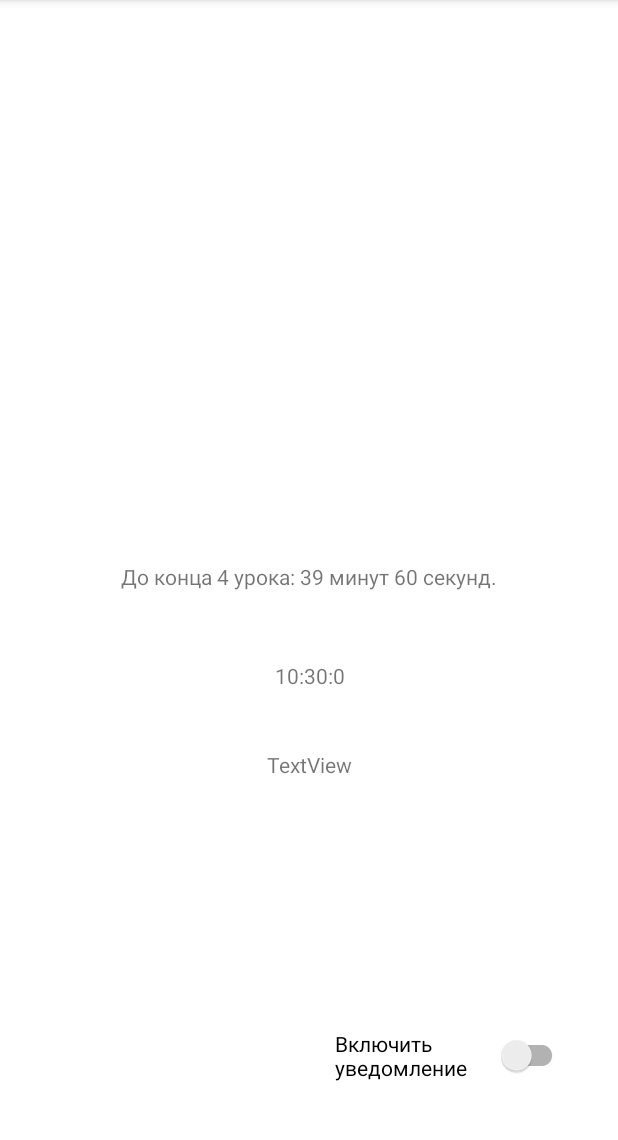
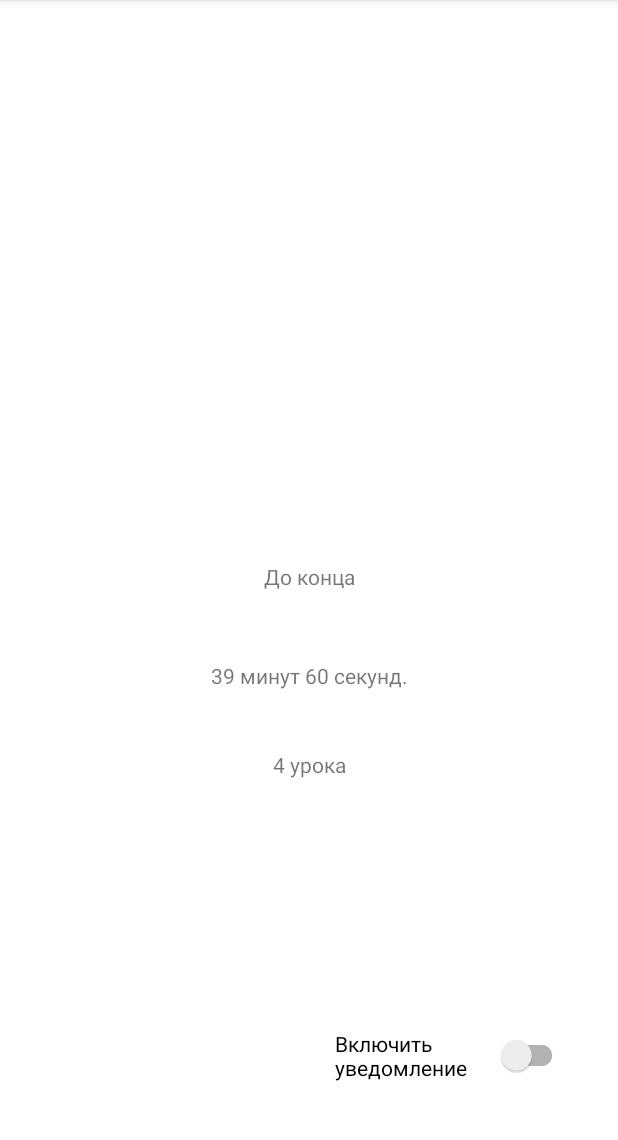
Before and after one commit to mortenlove/TimeProject, an Android app: the screen it shows after launch (MainActivity), on a phone screen of 412 x 824 dp, the part 84-1224 px from its top. Run offline under Robolectric (Android 15) with nearby library versions, the phone set to English and light mode, and no system bars.

Commit message:
Update MainActivity.java

```diff
--- a/app/src/main/java/com/example/timeproject/MainActivity.java
+++ b/app/src/main/java/com/example/timeproject/MainActivity.java
@@ -57,6 +57,8 @@ class LessonsCalc
     Terms terms = new Terms();
 
     public String lefttime;
+    public String lefttime2;
+    public String lefttime3;
     public String title;
     public String mainText;
 
@@ -66,7 +68,10 @@ class LessonsCalc
         {
             if (terms.getTerms(conv.getConvert(startlessonhours[i], startlessonminutes[i]), conv.getConvert(endlessonhour[i], endlessonminutes[i]), conv.getConvert(hour, minutes)))
             {
-                lefttime = "До конца " + numberlesson[i] + " урока: " + (conv.getConvert(endlessonhour[i], endlessonminutes[i]) - 1 - conv.getConvert(hour, minutes)) + " минут " + (60 - seconds) + " секунд.";
+                //lefttime = "До конца " + numberlesson[i] + " урока: " + (conv.getConvert(endlessonhour[i], endlessonminutes[i]) - 1 - conv.getConvert(hour, minutes)) + " минут " + (60 - seconds) + " секунд.";
+                lefttime = "До конца";
+                lefttime2 = (conv.getConvert(endlessonhour[i], endlessonminutes[i]) - 1 - conv.getConvert(hour, minutes)) + " минут " + (60 - seconds) + " секунд.";
+                lefttime3 = numberlesson[i] + " урока";
                 title = "Урок " + numberlesson[i];
                 mainText = "До конца: " + (conv.getConvert(endlessonhour[i], endlessonminutes[i]) - 1 - conv.getConvert(hour, minutes)) + " минут " + (60 - seconds) + " секунд.";
             }
@@ -74,7 +79,11 @@ class LessonsCalc
             {
                 if (terms.getTerms1(conv.getConvert(hour,minutes), conv.getConvert(startlessonhours[i], startlessonminutes[i]), conv.getConvert(endlessonhour[i-1], endlessonminutes[i-1])))
                 {
-                    lefttime = "До конца перемены между " + numberlesson[i-1] + " и " + numberlesson[i]  + " уроками: " + (conv.getConvert(startlessonhours[i] ,startlessonminutes[i]) - conv.getConvert(hour,minutes) - 1) + " минут " + (60 - seconds) + " секунд.";
+                    //lefttime = "До конца перемены между " + numberlesson[i-1] + " и " + numberlesson[i]  + " уроками: " + (conv.getConvert(startlessonhours[i] ,startlessonminutes[i]) - conv.getConvert(hour,minutes) - 1) + " минут " + (60 - seconds) + " секунд.";
+                    lefttime = "До конца перемены между";
+                    lefttime2 = (conv.getConvert(startlessonhours[i] ,startlessonminutes[i]) - conv.getConvert(hour,minutes) - 1) + " минут " + (60 - seconds) + " секунд.";
+
+                    lefttime3 = numberlesson[i-1] + " и " + numberlesson[i];
                     title = "Следующий урок " + numberlesson[i];
                     mainText = "До начала: " + (conv.getConvert(startlessonhours[i] ,startlessonminutes[i]) - conv.getConvert(hour,minutes) - 1) + " минут " + (60 - seconds) + " секунд.";
                 }
@@ -131,7 +140,10 @@ public class MainActivity extends AppCompatActivity
         setContentView(R.layout.activity_main);
 
         TextView timetxt = findViewById(R.id.textView);
-        TextView outtime = findViewById(R.id.textView2);
+        TextView timetxt2 = findViewById(R.id.textView2);
+        TextView timetxt3 = findViewById(R.id.textView3);
+
+//        TextView outtime = findViewById(R.id.textView2);
 
         Timer timer = new Timer();
         LessonsCalc lessons = new LessonsCalc();
@@ -156,11 +168,13 @@ public class MainActivity extends AppCompatActivity
                         DayOfWeek dayofweek = zone.getDayOfWeek();
                         //String dayofweek = "MONDAY";
                         //System.out.println(dayofweek.toString());
-                        outtime.setText(hour + ":" + minutes + ":" + seconds);
+//                        outtime.setText(hour + ":" + minutes + ":" + seconds);
                         if (dayofweek.toString() == "MONDAY")
                         {
                             lessons.getLefttime(hour,minutes,seconds,mondaystartlessonshours,mondayendlessonshours,mondaystartlessonsminutes,mondayendlessonsminutes,mondaynumberlessons);
                             timetxt.setText(lessons.lefttime);
+                            timetxt2.setText(lessons.lefttime2);
+                            timetxt3.setText(lessons.lefttime3);
                             LaunchService();
                         }
                         else if (dayofweek.toString() == "SATURDAY" || dayofweek.toString() == "SUNDAY" || dayofweek.toString() == "FRIDAY" && hour >= 19)
@@ -171,6 +185,9 @@ public class MainActivity extends AppCompatActivity
                         {
                             lessons.getLefttime(hour,minutes,seconds,nomondaystartlessonshours,nomondayendlessonshours,nomondaystartlessonsminutes,nomondayendlessonsminutes,nomondaynumberlessons);
                             timetxt.setText(lessons.lefttime);
+                            timetxt2.setText(lessons.lefttime2);
+                            timetxt3.setText(lessons.lefttime3);
+
                             LaunchService();
                         }
                     }
```
